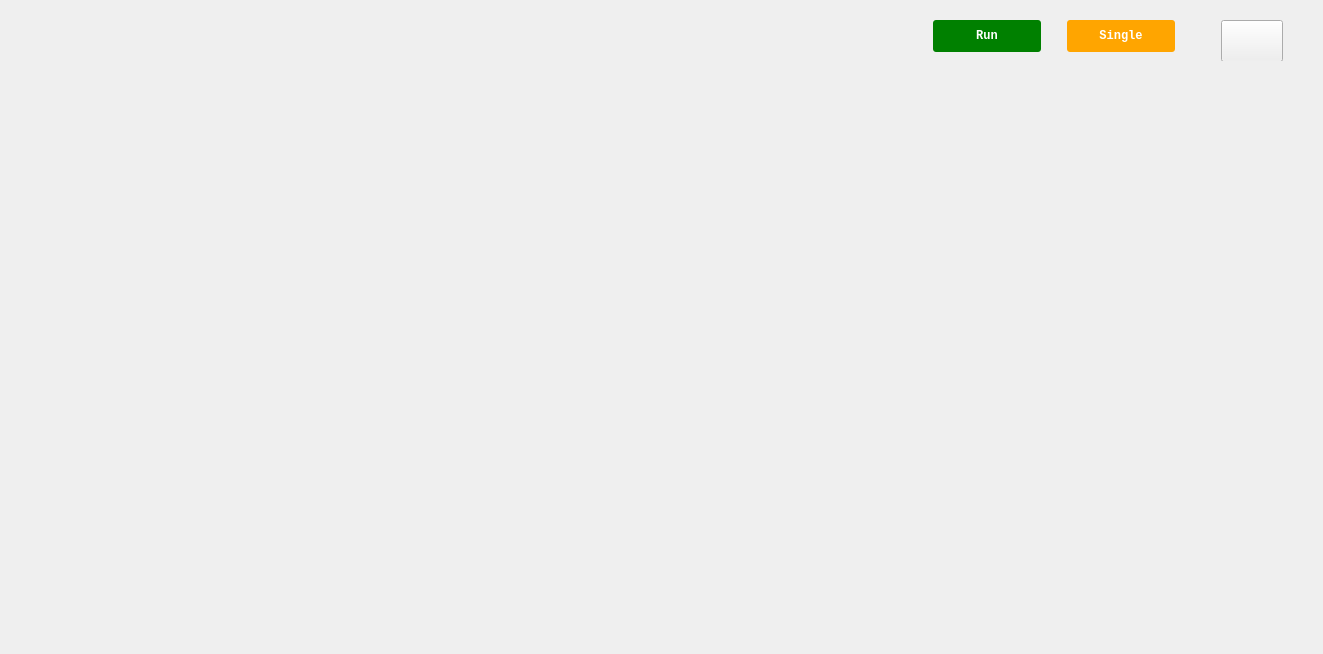
Old version of the form ui/logic_analyzer.ui in the repository analogdevicesinc/scopy.
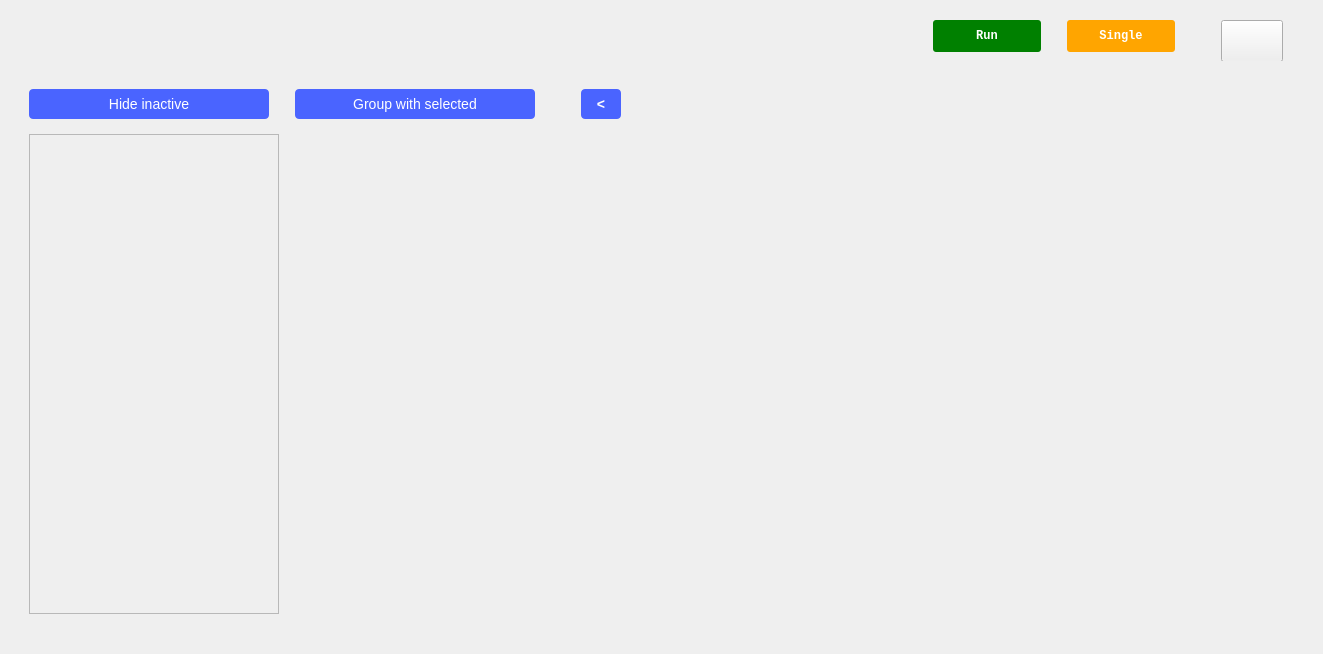
New version of the form. The open tabs and pages were chosen to show the change. Icons and pictures are not drawn. Custom widgets are drawn as their Qt base class.

Commit message: Logic Analyzer: Change the UI layout

What changed in the file:
```diff
--- a/ui/logic_analyzer.ui
+++ b/ui/logic_analyzer.ui
@@ -491,6 +491,173 @@
            <string notr="true"/>
           </property>
           <layout class="QHBoxLayout" name="horizontalLayout_9">
+           <item>
+            <widget class="QPushButton" name="btnShowChannels">
+             <property name="sizePolicy">
+              <sizepolicy hsizetype="Fixed" vsizetype="Fixed">
+               <horstretch>0</horstretch>
+               <verstretch>0</verstretch>
+              </sizepolicy>
+             </property>
+             <property name="minimumSize">
+              <size>
+               <width>240</width>
+               <height>30</height>
+              </size>
+             </property>
+             <property name="maximumSize">
+              <size>
+               <width>240</width>
+               <height>30</height>
+              </size>
+             </property>
+             <property name="styleSheet">
+              <string notr="true">QPushButton {
+color: white;
+background-color: rgb(74, 100, 255);
+font-family: &quot;monospace&quot;;
+font-size: 14px;
+width: 240px;
+height: 30px;
+border-width: 0px;
+border-radius: 4px;
+min-width: 6em;
+}
+QPushButton:disabled {
+background-color: grey;
+}
+QPushButton:checked {
+background-color: #F45000;
+}</string>
+             </property>
+             <property name="text">
+              <string>Hide inactive</string>
+             </property>
+             <property name="checkable">
+              <bool>true</bool>
+             </property>
+            </widget>
+           </item>
+           <item>
+            <spacer name="horizontalSpacer_7">
+             <property name="orientation">
+              <enum>Qt::Horizontal</enum>
+             </property>
+             <property name="sizeType">
+              <enum>QSizePolicy::Fixed</enum>
+             </property>
+             <property name="sizeHint" stdset="0">
+              <size>
+               <width>20</width>
+               <height>0</height>
+              </size>
+             </property>
+            </spacer>
+           </item>
+           <item>
+            <widget class="QPushButton" name="btnGroupChannels">
+             <property name="sizePolicy">
+              <sizepolicy hsizetype="Fixed" vsizetype="Fixed">
+               <horstretch>0</horstretch>
+               <verstretch>0</verstretch>
+              </sizepolicy>
+             </property>
+             <property name="minimumSize">
+              <size>
+               <width>240</width>
+               <height>30</height>
+              </size>
+             </property>
+             <property name="maximumSize">
+              <size>
+               <width>240</width>
+               <height>30</height>
+              </size>
+             </property>
+             <property name="styleSheet">
+              <string notr="true">QPushButton {
+color: white;
+background-color: rgb(74, 100, 255);
+font-family: &quot;monospace&quot;;
+font-size: 14px;
+width: 240px;
+height: 30px;
+border-width: 0px;
+border-radius: 4px;
+min-width: 6em;
+}
+QPushButton:disabled {
+background-color: grey;
+}
+QPushButton:checked {
+background-color: #F45000;
+}</string>
+             </property>
+             <property name="text">
+              <string>Group with selected</string>
+             </property>
+            </widget>
+           </item>
+           <item>
+            <spacer name="horizontalSpacer_8">
+             <property name="orientation">
+              <enum>Qt::Horizontal</enum>
+             </property>
+             <property name="sizeType">
+              <enum>QSizePolicy::Fixed</enum>
+             </property>
+             <property name="sizeHint" stdset="0">
+              <size>
+               <width>40</width>
+               <height>0</height>
+              </size>
+             </property>
+            </spacer>
+           </item>
+           <item>
+            <widget class="QPushButton" name="btnShowHideMenu">
+             <property name="sizePolicy">
+              <sizepolicy hsizetype="Fixed" vsizetype="Fixed">
+               <horstretch>0</horstretch>
+               <verstretch>0</verstretch>
+              </sizepolicy>
+             </property>
+             <property name="minimumSize">
+              <size>
+               <width>40</width>
+               <height>30</height>
+              </size>
+             </property>
+             <property name="maximumSize">
+              <size>
+               <width>40</width>
+               <height>30</height>
+              </size>
+             </property>
+             <property name="styleSheet">
+              <string notr="true">QPushButton {
+color: white;
+background-color: rgb(74, 100, 255);;
+font-family: &quot;monospace&quot;;
+font-size: 14px;
+font-weight: bold;
+height: 30px;
+width: 40px;
+border-width: 0px;
+border-radius: 4px;
+}
+QPushButton:disabled {
+background-color: grey;
+}</string>
+             </property>
+             <property name="text">
+              <string>&lt;</string>
+             </property>
+             <property name="checkable">
+              <bool>true</bool>
+             </property>
+            </widget>
+           </item>
            <item>
             <spacer name="horizontalSpacer_6">
              <property name="orientation">
@@ -508,14 +675,254 @@
          </widget>
         </item>
         <item>
-         <widget class="QWidget" name="centralWidget" native="true">
-          <property name="sizePolicy">
-           <sizepolicy hsizetype="Preferred" vsizetype="Expanding">
-            <horstretch>0</horstretch>
-            <verstretch>0</verstretch>
-           </sizepolicy>
-          </property>
-          <layout class="QHBoxLayout" name="horizontalLayout_7"/>
+         <widget class="QWidget" name="widget" native="true">
+          <layout class="QHBoxLayout" name="horizontalLayout_3">
+           <property name="spacing">
+            <number>5</number>
+           </property>
+           <property name="topMargin">
+            <number>0</number>
+           </property>
+           <property name="bottomMargin">
+            <number>0</number>
+           </property>
+           <item>
+            <widget class="adiscope::MenuAnim" name="leftWidget" native="true">
+             <property name="minimumSize">
+              <size>
+               <width>250</width>
+               <height>0</height>
+              </size>
+             </property>
+             <property name="maximumSize">
+              <size>
+               <width>250</width>
+               <height>16777215</height>
+              </size>
+             </property>
+             <layout class="QVBoxLayout" name="verticalLayout_2">
+              <property name="spacing">
+               <number>0</number>
+              </property>
+              <property name="leftMargin">
+               <number>0</number>
+              </property>
+              <property name="topMargin">
+               <number>0</number>
+              </property>
+              <property name="rightMargin">
+               <number>0</number>
+              </property>
+              <property name="bottomMargin">
+               <number>0</number>
+              </property>
+              <item>
+               <widget class="QStackedWidget" name="leftStackedWidget">
+                <property name="minimumSize">
+                 <size>
+                  <width>100</width>
+                  <height>0</height>
+                 </size>
+                </property>
+                <property name="maximumSize">
+                 <size>
+                  <width>300</width>
+                  <height>16777215</height>
+                 </size>
+                </property>
+                <property name="currentIndex">
+                 <number>0</number>
+                </property>
+                <widget class="QWidget" name="expanded">
+                 <property name="maximumSize">
+                  <size>
+                   <width>350</width>
+                   <height>16777215</height>
+                  </size>
+                 </property>
+                 <property name="styleSheet">
+                  <string notr="true"/>
+                 </property>
+                 <layout class="QHBoxLayout" name="expandedLayout">
+                  <property name="spacing">
+                   <number>0</number>
+                  </property>
+                  <property name="leftMargin">
+                   <number>0</number>
+                  </property>
+                  <property name="topMargin">
+                   <number>0</number>
+                  </property>
+                  <property name="rightMargin">
+                   <number>0</number>
+                  </property>
+                  <property name="bottomMargin">
+                   <number>0</number>
+                  </property>
+                  <item>
+                   <widget class="QScrollArea" name="scrollArea_expanded">
+                    <property name="maximumSize">
+                     <size>
+                      <width>350</width>
+                      <height>16777215</height>
+                     </size>
+                    </property>
+                    <property name="verticalScrollBarPolicy">
+                     <enum>Qt::ScrollBarAlwaysOff</enum>
+                    </property>
+                    <property name="widgetResizable">
+                     <bool>true</bool>
+                    </property>
+                    <widget class="QWidget" name="scrollAreaWidgetExpanded">
+                     <property name="geometry">
+                      <rect>
+                       <x>0</x>
+                       <y>0</y>
+                       <width>248</width>
+                       <height>479</height>
+                      </rect>
+                     </property>
+                     <property name="maximumSize">
+                      <size>
+                       <width>350</width>
+                       <height>16777215</height>
+                      </size>
+                     </property>
+                     <layout class="QGridLayout" name="layout_scrollA_exp">
+                      <property name="leftMargin">
+                       <number>0</number>
+                      </property>
+                      <property name="topMargin">
+                       <number>0</number>
+                      </property>
+                      <property name="rightMargin">
+                       <number>0</number>
+                      </property>
+                      <property name="bottomMargin">
+                       <number>0</number>
+                      </property>
+                      <property name="spacing">
+                       <number>0</number>
+                      </property>
+                     </layout>
+                    </widget>
+                   </widget>
+                  </item>
+                 </layout>
+                </widget>
+                <widget class="QWidget" name="collapsed">
+                 <property name="maximumSize">
+                  <size>
+                   <width>100</width>
+                   <height>16777215</height>
+                  </size>
+                 </property>
+                 <property name="styleSheet">
+                  <string notr="true"/>
+                 </property>
+                 <layout class="QHBoxLayout" name="collapsedLayout">
+                  <property name="spacing">
+                   <number>0</number>
+                  </property>
+                  <property name="leftMargin">
+                   <number>0</number>
+                  </property>
+                  <property name="topMargin">
+                   <number>0</number>
+                  </property>
+                  <property name="rightMargin">
+                   <number>0</number>
+                  </property>
+                  <property name="bottomMargin">
+                   <number>0</number>
+                  </property>
+                  <item>
+                   <widget class="QScrollArea" name="scrollArea_collapsed">
+                    <property name="maximumSize">
+                     <size>
+                      <width>100</width>
+                      <height>16777215</height>
+                     </size>
+                    </property>
+                    <property name="verticalScrollBarPolicy">
+                     <enum>Qt::ScrollBarAlwaysOff</enum>
+                    </property>
+                    <property name="widgetResizable">
+                     <bool>true</bool>
+                    </property>
+                    <widget class="QWidget" name="scrollAreaWidgetCollapsed">
+                     <property name="geometry">
+                      <rect>
+                       <x>0</x>
+                       <y>0</y>
+                       <width>98</width>
+                       <height>28</height>
+                      </rect>
+                     </property>
+                     <property name="maximumSize">
+                      <size>
+                       <width>100</width>
+                       <height>16777215</height>
+                      </size>
+                     </property>
+                     <layout class="QGridLayout" name="layout_scrollA_collapsed">
+                      <property name="leftMargin">
+                       <number>0</number>
+                      </property>
+                      <property name="topMargin">
+                       <number>0</number>
+                      </property>
+                      <property name="rightMargin">
+                       <number>0</number>
+                      </property>
+                      <property name="bottomMargin">
+                       <number>0</number>
+                      </property>
+                      <property name="spacing">
+                       <number>0</number>
+                      </property>
+                     </layout>
+                    </widget>
+                   </widget>
+                  </item>
+                 </layout>
+                </widget>
+               </widget>
+              </item>
+             </layout>
+            </widget>
+           </item>
+           <item>
+            <widget class="QWidget" name="centralWidget" native="true">
+             <property name="sizePolicy">
+              <sizepolicy hsizetype="Preferred" vsizetype="Expanding">
+               <horstretch>0</horstretch>
+               <verstretch>0</verstretch>
+              </sizepolicy>
+             </property>
+             <property name="styleSheet">
+              <string notr="true"/>
+             </property>
+             <layout class="QHBoxLayout" name="centralWidgetLayout">
+              <property name="spacing">
+               <number>0</number>
+              </property>
+              <property name="leftMargin">
+               <number>0</number>
+              </property>
+              <property name="topMargin">
+               <number>0</number>
+              </property>
+              <property name="rightMargin">
+               <number>0</number>
+              </property>
+              <property name="bottomMargin">
+               <number>0</number>
+              </property>
+             </layout>
+            </widget>
+           </item>
+          </layout>
          </widget>
         </item>
        </layout>
```
Left out of the diff: 4 changed lines with no effect on the pictures. The commit also changes 2 other files.
